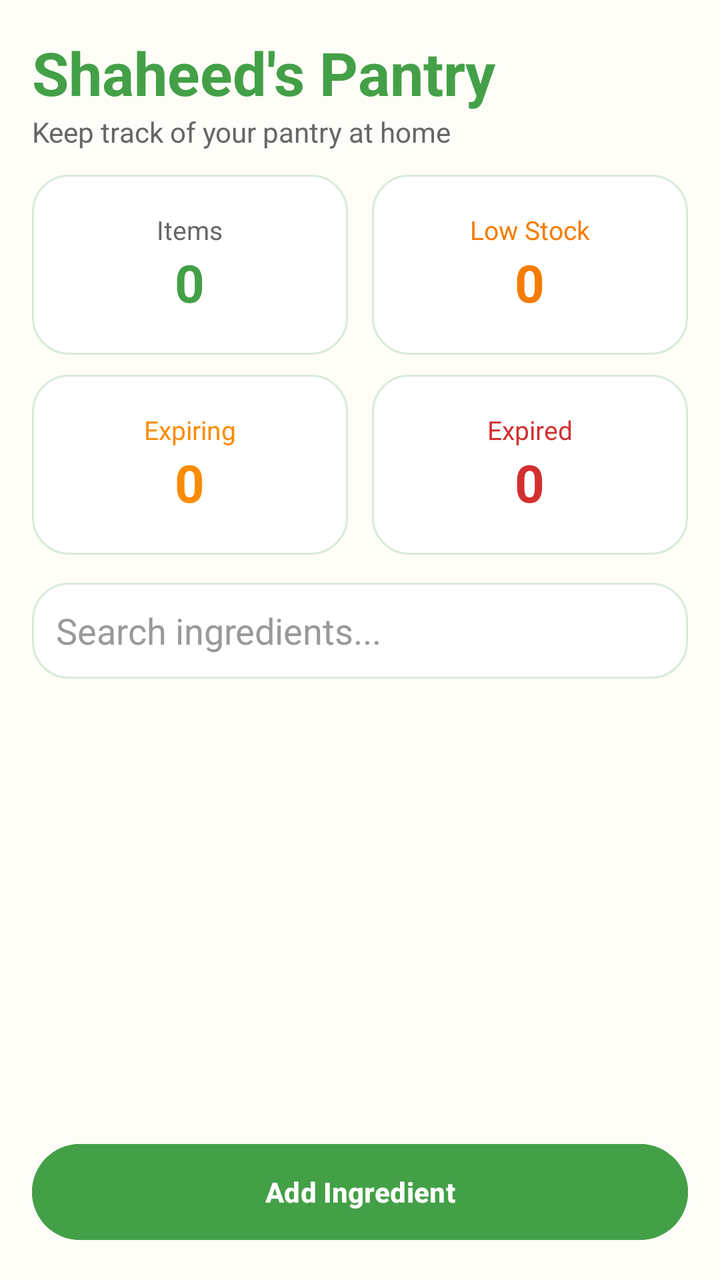
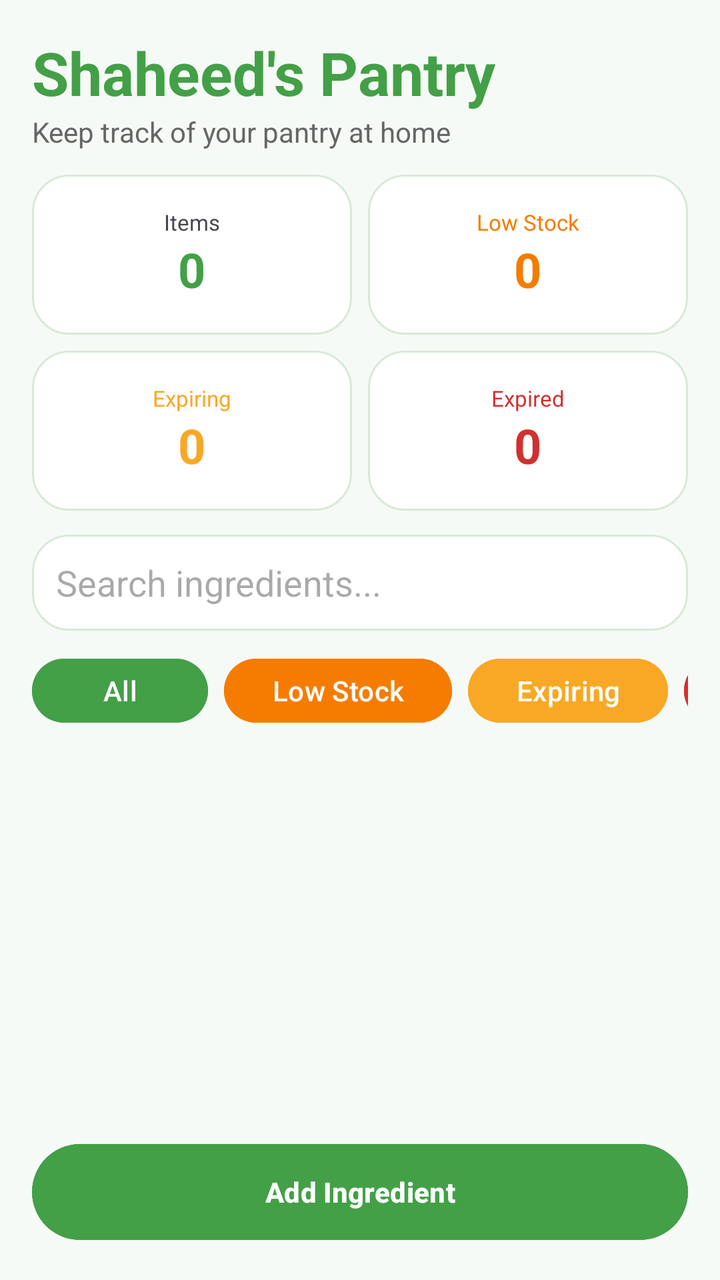

Screens rendered from an Android XML layout before and after an edit, with the pre-edit source and the edit as a unified diff.
<!-- AndroidManifest.xml: application theme Theme.SmartPantryManager -->
<!-- res/layout/activity_main.xml -->
<?xml version="1.0" encoding="utf-8"?>
<LinearLayout xmlns:android="http://schemas.android.com/apk/res/android"
    android:layout_width="match_parent"
    android:layout_height="match_parent"
    android:background="@color/backgroundCream"
    android:orientation="vertical"
    android:padding="16dp">

    <TextView
        android:layout_width="wrap_content"
        android:layout_height="wrap_content"
        android:text="Shaheed's Pantry"
        android:textColor="@color/primaryGreen"
        android:textSize="30sp"
        android:textStyle="bold"/>

    <TextView
        android:layout_width="wrap_content"
        android:layout_height="wrap_content"
        android:layout_marginBottom="12dp"
        android:text="Keep track of your pantry at home"
        android:textColor="@color/greyText"
        android:textSize="14sp"/>

    <LinearLayout
        android:layout_width="match_parent"
        android:layout_height="wrap_content"
        android:orientation="vertical">

        <LinearLayout
            android:layout_width="match_parent"
            android:layout_height="wrap_content"
            android:orientation="horizontal">

            <LinearLayout
                android:layout_width="0dp"
                android:layout_height="90dp"
                android:layout_weight="1"
                android:layout_marginEnd="6dp"
                android:background="@drawable/pantry_item_background"
                android:gravity="center"
                android:orientation="vertical">

                <TextView
                    android:layout_width="wrap_content"
                    android:layout_height="wrap_content"
                    android:text="Items"
                    android:textColor="@color/greyText"
                    android:textSize="13sp"/>

                <TextView
                    android:id="@+id/textTotalItems"
                    android:layout_width="wrap_content"
                    android:layout_height="wrap_content"
                    android:text="0"
                    android:textColor="@color/primaryGreen"
                    android:textSize="26sp"
                    android:textStyle="bold"/>
            </LinearLayout>

            <LinearLayout
                android:layout_width="0dp"
                android:layout_height="90dp"
                android:layout_weight="1"
                android:layout_marginStart="6dp"
                android:background="@drawable/pantry_item_background"
                android:gravity="center"
                android:orientation="vertical">

                <TextView
                    android:layout_width="wrap_content"
                    android:layout_height="wrap_content"
                    android:text="Low Stock"
                    android:textColor="#F57C00"
                    android:textSize="13sp"/>

                <TextView
                    android:id="@+id/textLowStockCount"
                    android:layout_width="wrap_content"
                    android:layout_height="wrap_content"
                    android:text="0"
                    android:textColor="#F57C00"
                    android:textSize="26sp"
                    android:textStyle="bold"/>
            </LinearLayout>

        </LinearLayout>

        <LinearLayout
            android:layout_width="match_parent"
            android:layout_height="wrap_content"
            android:layout_marginTop="10dp"
            android:orientation="horizontal">

            <LinearLayout
                android:layout_width="0dp"
                android:layout_height="90dp"
                android:layout_weight="1"
                android:layout_marginEnd="6dp"
                android:background="@drawable/pantry_item_background"
                android:gravity="center"
                android:orientation="vertical">

                <TextView
                    android:layout_width="wrap_content"
                    android:layout_height="wrap_content"
                    android:text="Expiring"
                    android:textColor="#FB8C00"
                    android:textSize="13sp"/>

                <TextView
                    android:id="@+id/textExpiringCount"
                    android:layout_width="wrap_content"
                    android:layout_height="wrap_content"
                    android:text="0"
                    android:textColor="#FB8C00"
                    android:textSize="26sp"
                    android:textStyle="bold"/>
            </LinearLayout>

            <LinearLayout
                android:layout_width="0dp"
                android:layout_height="90dp"
                android:layout_weight="1"
                android:layout_marginStart="6dp"
                android:background="@drawable/pantry_item_background"
                android:gravity="center"
                android:orientation="vertical">

                <TextView
                    android:layout_width="wrap_content"
                    android:layout_height="wrap_content"
                    android:text="Expired"
                    android:textColor="#D32F2F"
                    android:textSize="13sp"/>

                <TextView
                    android:id="@+id/textExpiredCount"
                    android:layout_width="wrap_content"
                    android:layout_height="wrap_content"
                    android:text="0"
                    android:textColor="#D32F2F"
                    android:textSize="26sp"
                    android:textStyle="bold"/>
            </LinearLayout>

        </LinearLayout>

    </LinearLayout>

    <EditText
        android:id="@+id/editSearch"
        android:layout_width="match_parent"
        android:layout_height="48dp"
        android:layout_marginTop="14dp"
        android:background="@drawable/pantry_item_background"
        android:hint="Search ingredients..."
        android:inputType="text"
        android:padding="12dp"
        android:textColor="@color/darkText"
        android:textColorHint="#999999"/>

    <androidx.recyclerview.widget.RecyclerView
        android:id="@+id/recyclerViewPantry"
        android:layout_width="match_parent"
        android:layout_height="0dp"
        android:layout_marginTop="12dp"
        android:layout_weight="1"/>

    <Button
        android:id="@+id/buttonAdd"
        android:layout_width="match_parent"
        android:layout_height="56dp"
        android:layout_marginTop="8dp"
        android:backgroundTint="@color/primaryGreen"
        android:text="Add Ingredient"
        android:textAllCaps="false"
        android:textColor="@android:color/white"
        android:textStyle="bold"/>

</LinearLayout>
<!-- resources referenced by this layout -->
<resources>
  <color name="backgroundCream">#FFFDF7</color>
  <color name="darkText">#222222</color>
  <color name="greyText">#666666</color>
  <color name="primaryGreen">#43A047</color>
  <!-- drawable pantry_item_background (drawable) -->
  <?xml version="1.0" encoding="utf-8"?>
  <shape xmlns:android="http://schemas.android.com/apk/res/android">
  
      <solid android:color="#FFFFFF"/>
  
      <corners android:radius="18dp"/>
  
      <stroke
          android:width="1dp"
          android:color="#D7EAD8"/>
  
      <padding
          android:left="4dp"
          android:top="4dp"
          android:right="4dp"
          android:bottom="4dp"/>
  
  </shape>
  <style name="Theme.SmartPantryManager" parent="Base.Theme.SmartPantryManager" />
  <style name="Base.Theme.SmartPantryManager" parent="Theme.Material3.DayNight.NoActionBar">
          
          
      </style>
</resources>

<!-- the commit's change to res/layout/activity_main.xml (unified diff, before → after) -->
@@ -1,181 +1,227 @@
-<?xml version="1.0" encoding="utf-8"?>
 <LinearLayout xmlns:android="http://schemas.android.com/apk/res/android"
     android:layout_width="match_parent"
     android:layout_height="match_parent"
-    android:background="@color/backgroundCream"
     android:orientation="vertical"
-    android:padding="16dp">
+    android:padding="16dp"
+    android:background="#F6FAF6">
 
     <TextView
         android:layout_width="wrap_content"
         android:layout_height="wrap_content"
         android:text="Shaheed's Pantry"
-        android:textColor="@color/primaryGreen"
         android:textSize="30sp"
-        android:textStyle="bold"/>
+        android:textStyle="bold"
+        android:textColor="@color/primaryGreen"/>
 
     <TextView
         android:layout_width="wrap_content"
         android:layout_height="wrap_content"
-        android:layout_marginBottom="12dp"
         android:text="Keep track of your pantry at home"
-        android:textColor="@color/greyText"
-        android:textSize="14sp"/>
-
+        android:textSize="14sp"
+        android:textColor="#666666"
+        android:layout_marginBottom="12dp"/>
+
+    
     <LinearLayout
         android:layout_width="match_parent"
         android:layout_height="wrap_content"
-        android:orientation="vertical">
-
-        <LinearLayout
-            android:layout_width="match_parent"
+        android:orientation="horizontal">
+
+        <LinearLayout
+            android:layout_width="0dp"
+            android:layout_height="80dp"
+            android:layout_weight="1"
+            android:orientation="vertical"
+            android:gravity="center"
+            android:background="@drawable/pantry_item_background"
+            android:layout_marginEnd="4dp">
+
+            <TextView
+                android:layout_width="wrap_content"
+                android:layout_height="wrap_content"
+                android:text="Items"
+                android:textSize="11sp"/>
+
+            <TextView
+                android:id="@+id/textTotalItems"
+                android:layout_width="wrap_content"
+                android:layout_height="wrap_content"
+                android:text="0"
+                android:textStyle="bold"
+                android:textSize="24sp"
+                android:textColor="@color/primaryGreen"/>
+        </LinearLayout>
+
+        <LinearLayout
+            android:layout_width="0dp"
+            android:layout_height="80dp"
+            android:layout_weight="1"
+            android:orientation="vertical"
+            android:gravity="center"
+            android:background="@drawable/pantry_item_background"
+            android:layout_marginStart="4dp">
+
+            <TextView
+                android:layout_width="wrap_content"
+                android:layout_height="wrap_content"
+                android:text="Low Stock"
+                android:textSize="11sp"
+                android:textColor="#F57C00"/>
+
+            <TextView
+                android:id="@+id/textLowStockCount"
+                android:layout_width="wrap_content"
+                android:layout_height="wrap_content"
+                android:text="0"
+                android:textStyle="bold"
+                android:textSize="24sp"
+                android:textColor="#F57C00"/>
+        </LinearLayout>
+
+    </LinearLayout>
+
+    <LinearLayout
+        android:layout_width="match_parent"
+        android:layout_height="wrap_content"
+        android:orientation="horizontal"
+        android:layout_marginTop="8dp"
+        android:layout_marginBottom="12dp">
+
+        <LinearLayout
+            android:layout_width="0dp"
+            android:layout_height="80dp"
+            android:layout_weight="1"
+            android:orientation="vertical"
+            android:gravity="center"
+            android:background="@drawable/pantry_item_background"
+            android:layout_marginEnd="4dp">
+
+            <TextView
+                android:layout_width="wrap_content"
+                android:layout_height="wrap_content"
+                android:text="Expiring"
+                android:textSize="11sp"
+                android:textColor="#F9A825"/>
+
+            <TextView
+                android:id="@+id/textExpiringCount"
+                android:layout_width="wrap_content"
+                android:layout_height="wrap_content"
+                android:text="0"
+                android:textStyle="bold"
+                android:textSize="24sp"
+                android:textColor="#F9A825"/>
+        </LinearLayout>
+
+        <LinearLayout
+            android:layout_width="0dp"
+            android:layout_height="80dp"
+            android:layout_weight="1"
+            android:orientation="vertical"
+            android:gravity="center"
+            android:background="@drawable/pantry_item_background"
+            android:layout_marginStart="4dp">
+
+            <TextView
+                android:layout_width="wrap_content"
+                android:layout_height="wrap_content"
+                android:text="Expired"
+                android:textSize="11sp"
+                android:textColor="#D32F2F"/>
+
+            <TextView
+                android:id="@+id/textExpiredCount"
+                android:layout_width="wrap_content"
+                android:layout_height="wrap_content"
+                android:text="0"
+                android:textStyle="bold"
+                android:textSize="24sp"
+                android:textColor="#D32F2F"/>
+        </LinearLayout>
+
+    </LinearLayout>
+
+    
+    <EditText
+        android:id="@+id/editSearch"
+        android:layout_width="match_parent"
+        android:layout_height="48dp"
+        android:hint="Search ingredients..."
+        android:background="@drawable/pantry_item_background"
+        android:padding="12dp"
+        android:inputType="text"
+        android:layout_marginBottom="10dp"/>
+
+    
+    <HorizontalScrollView
+        android:layout_width="match_parent"
+        android:layout_height="wrap_content"
+        android:scrollbars="none"
+        android:layout_marginBottom="10dp">
+
+        <LinearLayout
+            android:layout_width="wrap_content"
             android:layout_height="wrap_content"
             android:orientation="horizontal">
 
-            <LinearLayout
-                android:layout_width="0dp"
-                android:layout_height="90dp"
-                android:layout_weight="1"
-                android:layout_marginEnd="6dp"
-                android:background="@drawable/pantry_item_background"
-                android:gravity="center"
-                android:orientation="vertical">
-
-                <TextView
-                    android:layout_width="wrap_content"
-                    android:layout_height="wrap_content"
-                    android:text="Items"
-                    android:textColor="@color/greyText"
-                    android:textSize="13sp"/>
-
-                <TextView
-                    android:id="@+id/textTotalItems"
-                    android:layout_width="wrap_content"
-                    android:layout_height="wrap_content"
-                    android:text="0"
-                    android:textColor="@color/primaryGreen"
-                    android:textSize="26sp"
-                    android:textStyle="bold"/>
-            </LinearLayout>
-
-            <LinearLayout
-                android:layout_width="0dp"
-                android:layout_height="90dp"
-                android:layout_weight="1"
-                android:layout_marginStart="6dp"
-                android:background="@drawable/pantry_item_background"
-                android:gravity="center"
-                android:orientation="vertical">
-
-                <TextView
-                    android:layout_width="wrap_content"
-                    android:layout_height="wrap_content"
-                    android:text="Low Stock"
-                    android:textColor="#F57C00"
-                    android:textSize="13sp"/>
-
-                <TextView
-                    android:id="@+id/textLowStockCount"
-                    android:layout_width="wrap_content"
-                    android:layout_height="wrap_content"
-                    android:text="0"
-                    android:textColor="#F57C00"
-                    android:textSize="26sp"
-                    android:textStyle="bold"/>
-            </LinearLayout>
-
-        </LinearLayout>
-
-        <LinearLayout
-            android:layout_width="match_parent"
-            android:layout_height="wrap_content"
-            android:layout_marginTop="10dp"
-            android:orientation="horizontal">
-
-            <LinearLayout
-                android:layout_width="0dp"
-                android:layout_height="90dp"
-                android:layout_weight="1"
-                android:layout_marginEnd="6dp"
-                android:background="@drawable/pantry_item_background"
-                android:gravity="center"
-                android:orientation="vertical">
-
-                <TextView
-                    android:layout_width="wrap_content"
-                    android:layout_height="wrap_content"
-                    android:text="Expiring"
-                    android:textColor="#FB8C00"
-                    android:textSize="13sp"/>
-
-                <TextView
-                    android:id="@+id/textExpiringCount"
-                    android:layout_width="wrap_content"
-                    android:layout_height="wrap_content"
-                    android:text="0"
-                    android:textColor="#FB8C00"
-                    android:textSize="26sp"
-                    android:textStyle="bold"/>
-            </LinearLayout>
-
-            <LinearLayout
-                android:layout_width="0dp"
-                android:layout_height="90dp"
-                android:layout_weight="1"
-                android:layout_marginStart="6dp"
-                android:background="@drawable/pantry_item_background"
-                android:gravity="center"
-                android:orientation="vertical">
-
-                <TextView
-                    android:layout_width="wrap_content"
-                    android:layout_height="wrap_content"
-                    android:text="Expired"
-                    android:textColor="#D32F2F"
-                    android:textSize="13sp"/>
-
-                <TextView
-                    android:id="@+id/textExpiredCount"
-                    android:layout_width="wrap_content"
-                    android:layout_height="wrap_content"
-                    android:text="0"
-                    android:textColor="#D32F2F"
-                    android:textSize="26sp"
-                    android:textStyle="bold"/>
-            </LinearLayout>
-
-        </LinearLayout>
-
-    </LinearLayout>
-
-    <EditText
-        android:id="@+id/editSearch"
-        android:layout_width="match_parent"
-        android:layout_height="48dp"
-        android:layout_marginTop="14dp"
-        android:background="@drawable/pantry_item_background"
-        android:hint="Search ingredients..."
-        android:inputType="text"
-        android:padding="12dp"
-        android:textColor="@color/darkText"
-        android:textColorHint="#999999"/>
+            <Button
+                android:id="@+id/buttonAll"
+                android:layout_width="wrap_content"
+                android:layout_height="40dp"
+                android:text="All"
+                android:textAllCaps="false"
+                android:backgroundTint="@color/primaryGreen"
+                android:textColor="@android:color/white"/>
+
+            <Button
+                android:id="@+id/buttonLow"
+                android:layout_width="wrap_content"
+                android:layout_height="40dp"
+                android:layout_marginStart="8dp"
+                android:text="Low Stock"
+                android:textAllCaps="false"
+                android:backgroundTint="#F57C00"
+                android:textColor="@android:color/white"/>
+
+            <Button
+                android:id="@+id/buttonExpiring"
+                android:layout_width="wrap_content"
+                android:layout_height="40dp"
+                android:layout_marginStart="8dp"
+                android:text="Expiring"
+                android:textAllCaps="false"
+                android:backgroundTint="#F9A825"
+                android:textColor="@android:color/white"/>
+
+            <Button
+                android:id="@+id/buttonExpired"
+                android:layout_width="wrap_content"
+                android:layout_height="40dp"
+                android:layout_marginStart="8dp"
+                android:text="Expired"
+                android:textAllCaps="false"
+                android:backgroundTint="#D32F2F"
+                android:textColor="@android:color/white"/>
+
+        </LinearLayout>
+
+    </HorizontalScrollView>
 
     <androidx.recyclerview.widget.RecyclerView
         android:id="@+id/recyclerViewPantry"
         android:layout_width="match_parent"
         android:layout_height="0dp"
-        android:layout_marginTop="12dp"
         android:layout_weight="1"/>
 
     <Button
         android:id="@+id/buttonAdd"
         android:layout_width="match_parent"
         android:layout_height="56dp"
-        android:layout_marginTop="8dp"
-        android:backgroundTint="@color/primaryGreen"
         android:text="Add Ingredient"
         android:textAllCaps="false"
+        android:textStyle="bold"
         android:textColor="@android:color/white"
-        android:textStyle="bold"/>
+        android:backgroundTint="@color/primaryGreen"
+        android:layout_marginTop="8dp"/>
 
 </LinearLayout>
<!-- resource entries referenced after the edit -->
@@ -1,8 +1,5 @@
 <!-- resources referenced by this layout -->
 <resources>
-  <color name="backgroundCream">#FFFDF7</color>
-  <color name="darkText">#222222</color>
-  <color name="greyText">#666666</color>
   <color name="primaryGreen">#43A047</color>
   <!-- drawable pantry_item_background (drawable) -->
   <?xml version="1.0" encoding="utf-8"?>
